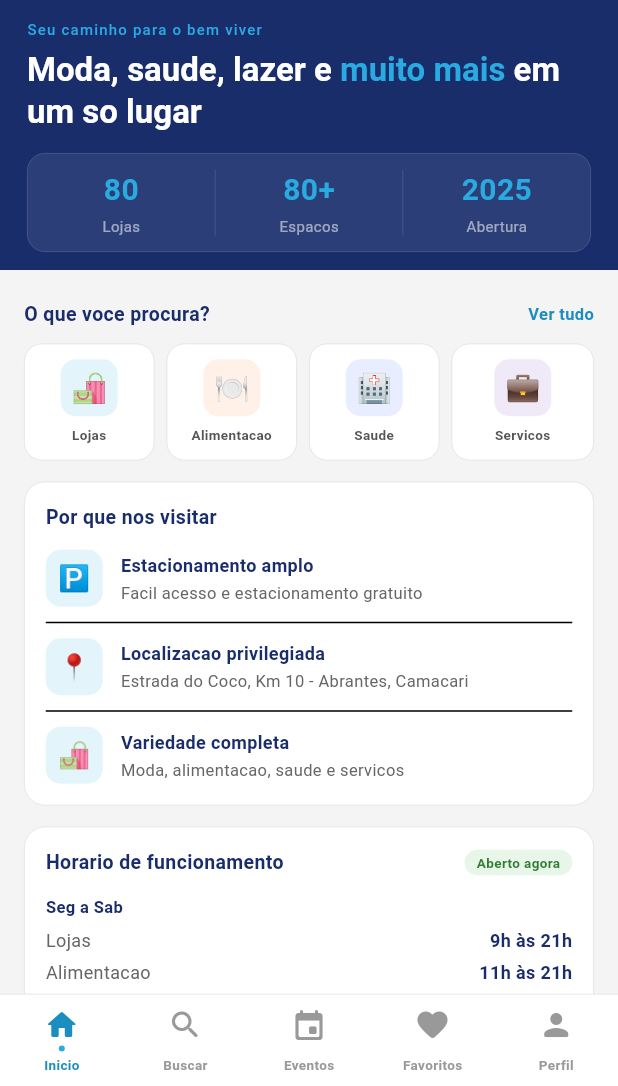
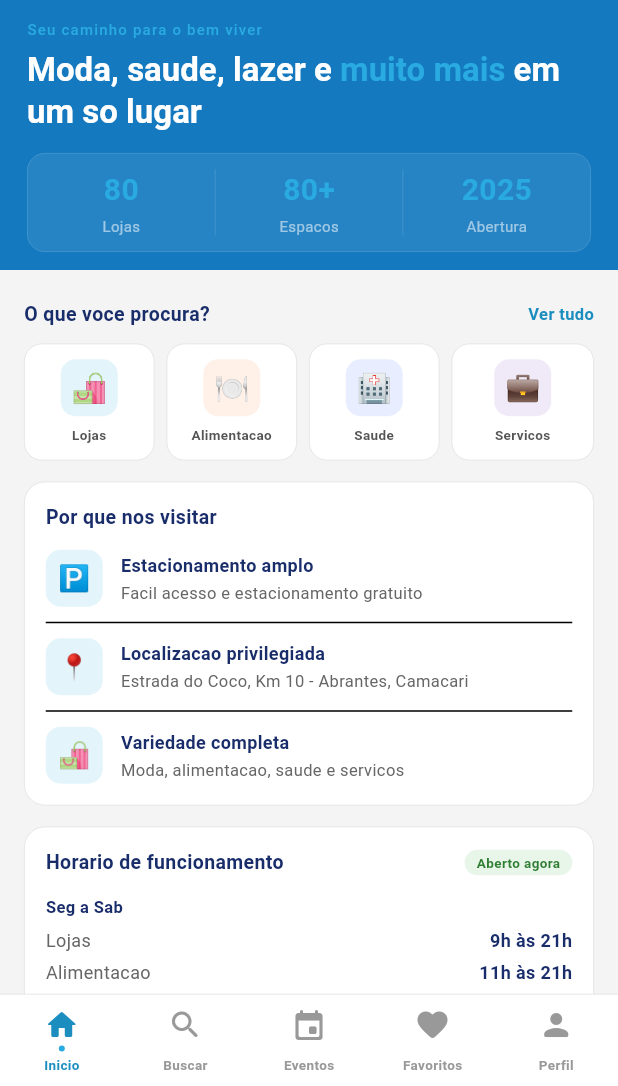
Before and after one commit to ubereats-oss/ShoppingBuscaVida, a Flutter app: the screen it shows after launch, on a phone screen of 412 x 824 dp, the part 150-1236 px from its top. Run offline on Flutter 3.47's test engine with Material 3 defaults, Android fonts, the phone set to English and light mode, and no system bars.

Commit message:
fix: unifica azul do hero com o azul da logomarca (#1479BF)
Co-Authored-By: Claude Sonnet 4.6 <noreply@anthropic.com>

```diff
--- a/lib/features/home/screens/home_screen.dart
+++ b/lib/features/home/screens/home_screen.dart
@@ -79,7 +79,7 @@ class _HeroSection extends StatelessWidget {
           ),
         ),
         Container(
-          color: AppColors.blue,
+          color: AppColors.blueMid,
           padding: const EdgeInsets.fromLTRB(18, 12, 18, 12),
           child: Column(
             crossAxisAlignment: CrossAxisAlignment.start,
```
